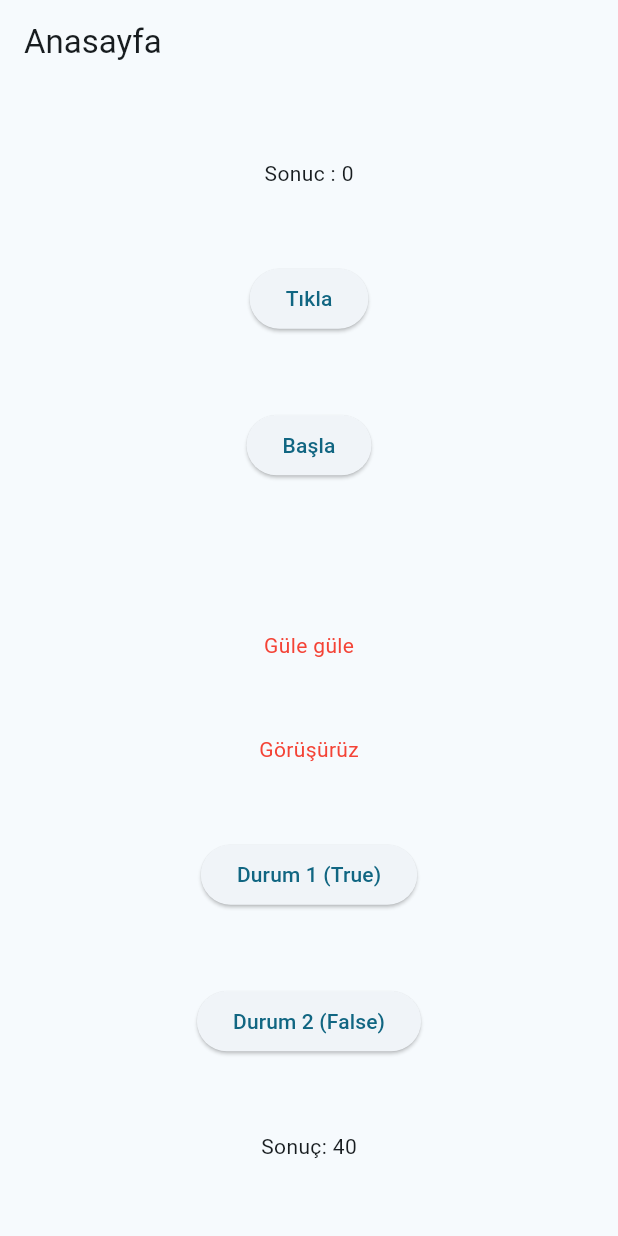
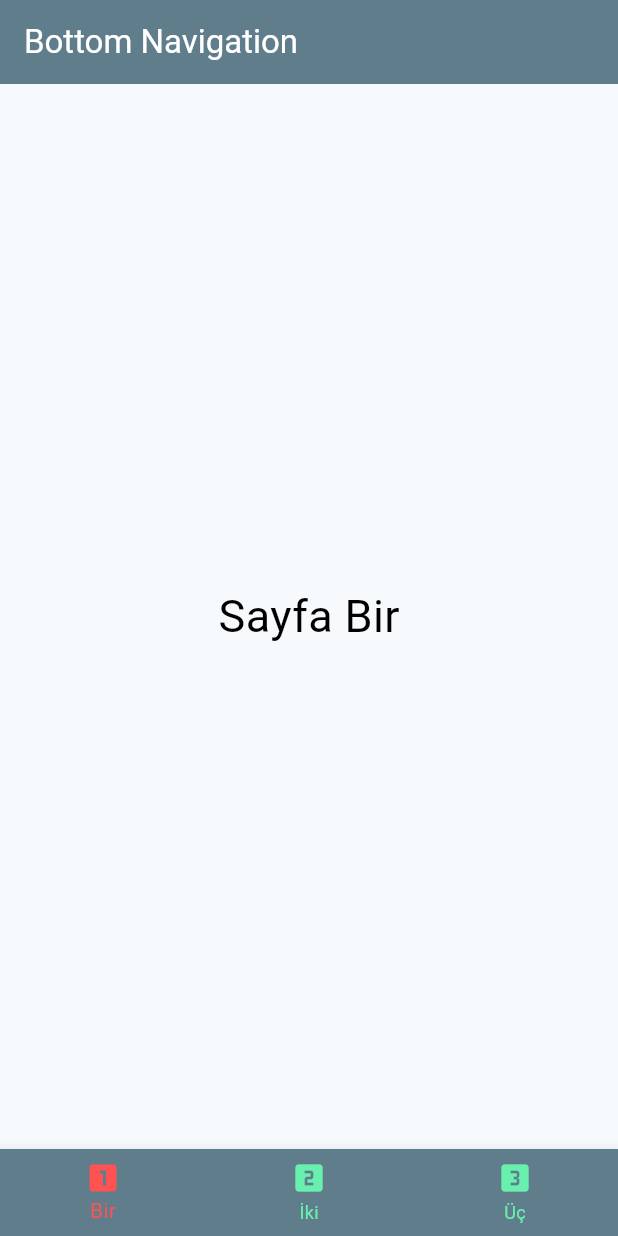
Before and after one commit to cebrailkeskindag/working_structure, a Flutter app: the screen it shows after launch, on a phone screen of 412 x 824 dp. Run offline on Flutter 3.47's test engine with Material 2 defaults, Android fonts, the phone set to English and light mode, and no system bars.

Commit message:
bottom navigation özellikleri

```diff
--- /dev/null
+++ b/lib/bottom_nav_kullanimi/bottom_nav_sayfa.dart
@@ -0,0 +1,45 @@
+import 'package:flutter/material.dart';
+import 'package:working_structure/bottom_nav_kullanimi/sayfa_bir.dart';
+import 'package:working_structure/bottom_nav_kullanimi/sayfa_iki.dart';
+import 'package:working_structure/bottom_nav_kullanimi/sayfa_uc.dart';
+
+class BottomNavSayfa extends StatefulWidget {
+  const BottomNavSayfa({Key? key}) : super(key: key);
+
+  @override
+  _BottomNavSayfaState createState() => _BottomNavSayfaState();
+}
+
+class _BottomNavSayfaState extends State<BottomNavSayfa> {
+  int secilenIndeks = 0;
+  var sayfalar = [const SayfaBir(), const SayfaIki(), const SayfaUc()];
+  @override
+  Widget build(BuildContext context) {
+    return Scaffold(
+      appBar: AppBar(
+        title: const Text(
+          "Bottom Navigation",
+          style: TextStyle(color: Colors.white),
+        ),
+        backgroundColor: Colors.blueGrey,
+      ),
+      body: sayfalar[secilenIndeks],
+      bottomNavigationBar: BottomNavigationBar(
+        items: const [
+          BottomNavigationBarItem(icon: Icon(Icons.looks_one), label: "Bir"),
+          BottomNavigationBarItem(icon: Icon(Icons.looks_two), label: "İki"),
+          BottomNavigationBarItem(icon: Icon(Icons.looks_3), label: "Üç"),
+        ],
+        currentIndex: secilenIndeks,
+        backgroundColor: Colors.blueGrey,
+        selectedItemColor: Colors.redAccent,
+        unselectedItemColor: Colors.greenAccent,
+        onTap: (indeks) {
+          setState(() {
+            secilenIndeks = indeks;
+          });
+        },
+      ),
+    );
+  }
+}
--- /dev/null
+++ b/lib/bottom_nav_kullanimi/sayfa_bir.dart
@@ -0,0 +1,18 @@
+import 'package:flutter/material.dart';
+
+class SayfaBir extends StatefulWidget {
+  const SayfaBir({ Key? key }) : super(key: key);
+
+  @override
+  _SayfaBirState createState() => _SayfaBirState();
+}
+
+class _SayfaBirState extends State<SayfaBir> {
+  @override
+  Widget build(BuildContext context) {
+    return const Center(
+child: Text("Sayfa Bir", style: TextStyle(fontSize: 30, color: Colors.black),),
+    );
+
+  }
+}
--- a/lib/main.dart
+++ b/lib/main.dart
@@ -1,5 +1,6 @@
 import 'package:flutter/material.dart';
 import 'package:working_structure/anasayfa.dart';
+import 'package:working_structure/bottom_nav_kullanimi/bottom_nav_sayfa.dart';
 
 void main() {
   runApp(const MyApp());
@@ -17,7 +18,7 @@ class MyApp extends StatelessWidget {
         colorScheme: ColorScheme.fromSeed(seedColor: Colors.blueGrey),
         useMaterial3: true,
       ),
-      home: Anasayfa(),
+      home: BottomNavSayfa(),
     );
   }
 }
```
Also changed, not shown: lib/bottom_nav_kullanimi/sayfa_iki.dart (added, +17 -0 lines), lib/bottom_nav_kullanimi/sayfa_uc.dart (added, +17 -0 lines).
